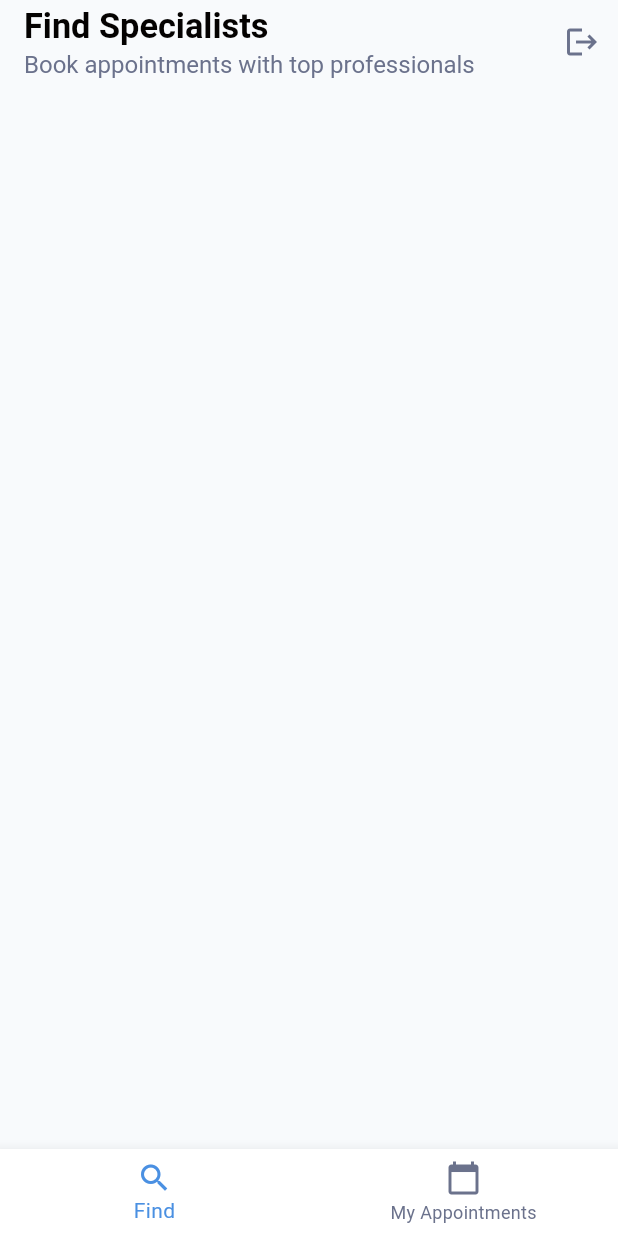
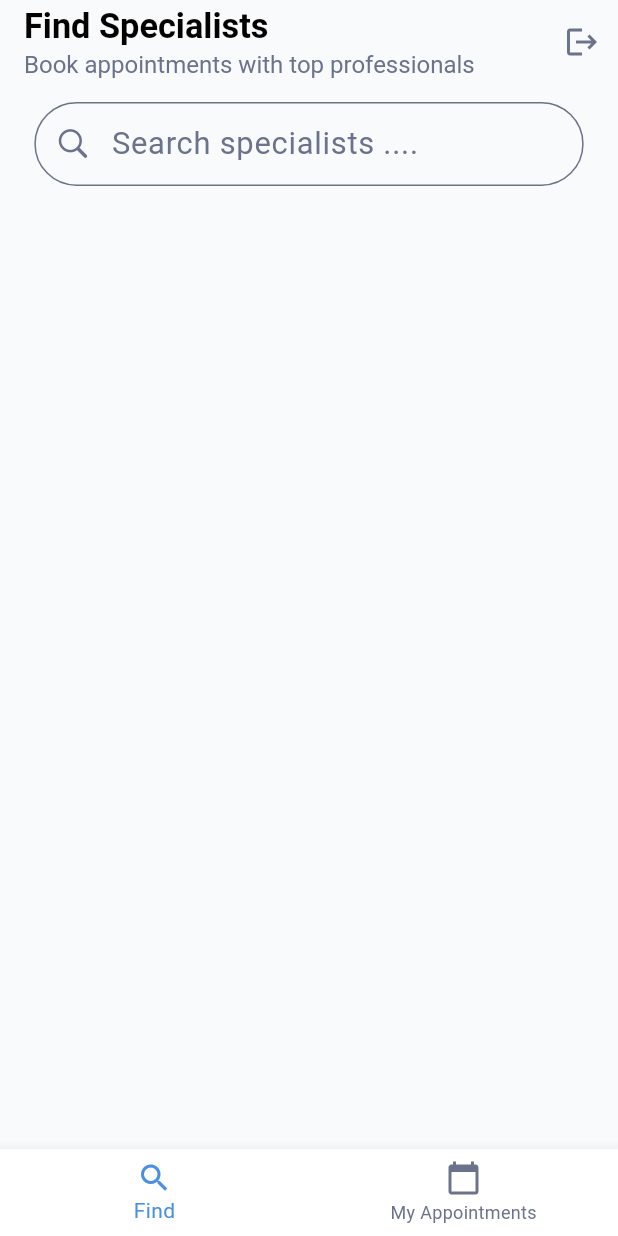
Before and after one commit to abdo2121nasser/reservation_booker, a Flutter app: the screen it shows after launch, on a phone screen of 412 x 824 dp. Run offline on Flutter 3.47's test engine with Material 3 defaults, Android fonts, the phone set to English and light mode, and no system bars; our stand-ins replace bloc, device_preview, equatable, flutter_bloc, flutter_screenutil, fluttertoast and 1 more.

Commit message:
create the my_appointments_screen.dart create the find_specialist_screen.dart add bodies to bottom_navigation_bar_cubit.dart finish custom_search_bar_widget.dart

```diff
--- a/lib/core/utils/strings/strings.dart
+++ b/lib/core/utils/strings/strings.dart
@@ -12,3 +12,6 @@ const String kFirstBottomNavigationBarItemSubTitle='Book appointments with top p
 
 const String kSecondBottomNavigationBarItemTitle='My Appointments';
 const String kSecondBottomNavigationBarItemSubTitle='Manage your upcoming appointments';
+
+
+const String kSearchBarHint='Search specialists ....';
--- a/lib/core/utils/values/app_size.dart
+++ b/lib/core/utils/values/app_size.dart
@@ -16,6 +16,7 @@ final double k2H = 2.w;
 final double k3H = 3.w;
 final double k5H = 5.w;
 final double k10H = 10.w;
+final double k12H = 12.w;
 final double k14H = 14.w;
 final double k16H = 16.w;
 final double k18H = 18.w;
--- /dev/null
+++ b/lib/features/find_specialist_feature/screens/find_specialist_screen.dart
@@ -0,0 +1,18 @@
+import 'package:flutter/material.dart';
+
+import '../widgets/custom_search_bar_widget.dart';
+
+class FindSpecialistScreen extends StatelessWidget {
+  const FindSpecialistScreen({super.key});
+
+  @override
+  Widget build(BuildContext context) {
+    return Column(
+      children: [
+        CustomSearchBar(),
+
+
+      ],
+    );
+  }
+}
--- /dev/null
+++ b/lib/features/find_specialist_feature/widgets/custom_search_bar_widget.dart
@@ -0,0 +1,36 @@
+import 'package:flutter/cupertino.dart';
+import 'package:flutter/material.dart';
+import 'package:reservation_booker/core/utils/colors/colors.dart';
+import 'package:reservation_booker/core/utils/strings/strings.dart';
+import 'package:reservation_booker/core/utils/values/app_size.dart';
+
+import '../../../core/utils/values/font_size.dart';
+
+class CustomSearchBar extends StatelessWidget {
+  const CustomSearchBar({super.key});
+
+  @override
+  Widget build(BuildContext context) {
+    return SearchBar(
+      hintText: kSearchBarHint,
+      leading: const Icon(
+        CupertinoIcons.search,
+        color: kLightGreyColor,
+      ),
+      elevation: const WidgetStatePropertyAll(0),
+      shape: WidgetStatePropertyAll(
+        RoundedRectangleBorder(
+          borderRadius: BorderRadius.circular(k30R),
+          side: const BorderSide(color: kLightGreyColor),
+        ),
+      ),
+      backgroundColor: const WidgetStatePropertyAll(kBackgroundColor),
+      textStyle: WidgetStatePropertyAll(
+        TextStyle(color: kLightGreyColor, fontSize: k18Sp),
+      ),
+      padding: WidgetStatePropertyAll<EdgeInsets>(
+        EdgeInsets.symmetric(horizontal: k12H),
+      ),
+    );
+  }
+}
--- a/lib/features/main_feature/cubits/bottom_navigation_bar_cubit/bottom_navigation_bar_cubit.dart
+++ b/lib/features/main_feature/cubits/bottom_navigation_bar_cubit/bottom_navigation_bar_cubit.dart
@@ -2,21 +2,23 @@ import 'package:equatable/equatable.dart';
 import 'package:flutter/cupertino.dart';
 import 'package:flutter_bloc/flutter_bloc.dart';
 import 'package:reservation_booker/core/utils/strings/strings.dart';
+import 'package:reservation_booker/features/find_specialist_feature/screens/find_specialist_screen.dart';
+import 'package:reservation_booker/features/my_appointments_feature/screens/my_appointments_screen.dart';
 
 
 part 'bottom_navigation_bar_state.dart';
 
 class BottomNavigationBarCubit extends Cubit<BottomNavigationBarState> {
-  BottomNavigationBarCubit() : super(const FindSpecialistsState(body: SizedBox()));
+  BottomNavigationBarCubit() : super(const FindSpecialistsState(body: FindSpecialistScreen()));
   static BottomNavigationBarCubit get(context) => BlocProvider.of(context);
 
   set setCurrentBodyWithIndex(int index) {
     switch (index) {
       case 0:
-        emit(const FindSpecialistsState(body: SizedBox()));
+        emit(const FindSpecialistsState(body: FindSpecialistScreen()));
         break;
       case 1:
-        emit(const MyAppointmentsState(body: SizedBox()));
+        emit(const MyAppointmentsState(body: MyAppointmentsScreen()));
         break;
     }
   }
--- a/lib/features/main_feature/screens/main_screen.dart
+++ b/lib/features/main_feature/screens/main_screen.dart
@@ -3,6 +3,7 @@ import 'package:flutter_bloc/flutter_bloc.dart';
 import 'package:reservation_booker/core/utils/colors/colors.dart';
 import 'package:reservation_booker/core/utils/component/custom_app_bar_widget.dart';
 import 'package:reservation_booker/core/utils/component/custom_title_widget.dart';
+import 'package:reservation_booker/core/utils/values/app_size.dart';
 import 'package:reservation_booker/features/main_feature/cubits/bottom_navigation_bar_cubit/bottom_navigation_bar_cubit.dart';
 import 'package:reservation_booker/features/main_feature/widgets/custom_bottom_navigation_bar_widget.dart';
 
@@ -14,10 +15,17 @@ class MainScreen extends StatelessWidget {
     return BlocProvider(
       create: (context) => BottomNavigationBarCubit(),
       child: Scaffold(
-        appBar: CustomAppBarWidget(),
-        body: SizedBox(),
+        appBar:const CustomAppBarWidget(),
+        body: BlocBuilder<BottomNavigationBarCubit, BottomNavigationBarState>(
+          builder: (context, state) {
+            return Padding(
+              padding:  EdgeInsets.symmetric(horizontal: k20H,vertical: k10V),
+              child: state.body,
+            );
+          },
+        ),
 
-        bottomNavigationBar: CustomBottomNavigationBarWidget(),
+        bottomNavigationBar:const CustomBottomNavigationBarWidget(),
       ),
     );
   }
--- /dev/null
+++ b/lib/features/my_appointments_feature/screens/my_appointments_screen.dart
@@ -0,0 +1,11 @@
+import 'package:flutter/material.dart';
+
+
+class MyAppointmentsScreen extends StatelessWidget {
+  const MyAppointmentsScreen({super.key});
+
+  @override
+  Widget build(BuildContext context) {
+    return const Placeholder();
+  }
+}
--- a/lib/main.dart
+++ b/lib/main.dart
@@ -1,6 +1,10 @@
+import 'package:bloc/bloc.dart';
 import 'package:flutter/material.dart';
 import 'package:reservation_booker/root/app_root.dart';
 
+import 'core/services/bloc_opserver.dart';
+
 void main() {
+  Bloc.observer = MyBlocObserver();
   runApp(const ReservationApp());
 }
--- a/lib/root/app_root.dart
+++ b/lib/root/app_root.dart
@@ -31,6 +31,7 @@ class ReservationApp extends StatelessWidget {
 
   ThemeData get _getLightTheme {
     return ThemeData(
+
       brightness: Brightness.light,
       scaffoldBackgroundColor: kBackgroundColor,
       bottomNavigationBarTheme: const BottomNavigationBarThemeData(
```
